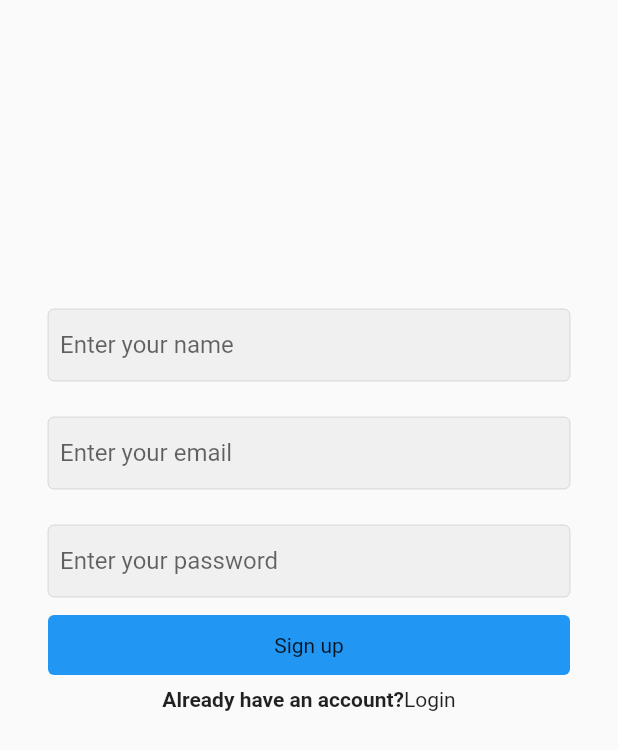
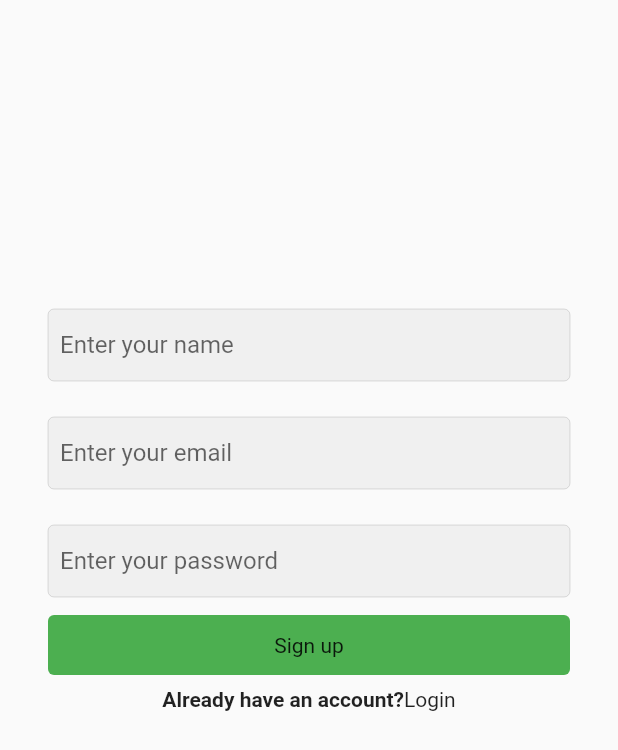
Before and after one commit to rukasuamarike/RecycleHub, a Flutter app: the screen it shows after launch, after a tap on "Sign Up or Login as a User", on a phone screen of 412 x 824 dp. Shown: the top 750 px of the screen. Run offline on Flutter 3.47's test engine with Material 2 defaults, Android fonts, the phone set to English and light mode, and no system bars; our stand-ins replace cloud_firestore, firebase_auth, firebase_core; missing offline and left inert: dart:html; accounts and stored records are empty; statements that could not run were skipped.

Commit message:
stylistic changes

```diff
--- a/lib/main.dart
+++ b/lib/main.dart
@@ -4,6 +4,7 @@ import 'package:flutter/material.dart';
 import 'package:provider/provider.dart';
 import 'package:recyclehub/screens/splash_screen.dart';
 import 'package:firebase_core/firebase_core.dart';
+import 'package:recyclehub/screens/turn_cans.dart';
 import 'firebase_options.dart';
 
 void main() async {
--- a/lib/screens/profile.dart
+++ b/lib/screens/profile.dart
@@ -73,8 +73,8 @@ class _ProfileState extends State<Profile> {
           //need to get the user's name from firebase
           Text(userData!.name,
               style:
-                  const TextStyle(fontSize: 36, fontWeight: FontWeight.bold)),
-          SizedBox(height: MediaQuery.of(context).size.width / 32),
+                  const TextStyle(fontSize: 40, fontWeight: FontWeight.bold)),
+          SizedBox(height: MediaQuery.of(context).size.width / 24),
           Row(
             mainAxisAlignment: MainAxisAlignment.center,
             children: [
--- a/lib/screens/recycler_login_screen.dart
+++ b/lib/screens/recycler_login_screen.dart
@@ -84,7 +84,7 @@ class _RecyclerLoginState extends State<RecyclerLogin> {
                                 shape: RoundedRectangleBorder(
                                     borderRadius:
                                         BorderRadius.all(Radius.circular(4))),
-                                color: Colors.blue),
+                                color: Colors.green),
                             child: const Text('Log in as a Recycling Center')),
                       ),
                       const SizedBox(height: 12),
--- a/lib/screens/splash_screen.dart
+++ b/lib/screens/splash_screen.dart
@@ -31,18 +31,31 @@ class _SplashScreenState extends State<SplashScreen> {
           body: Center(
         child: Column(
           children: [
-            SizedBox(height: MediaQuery.of(context).size.width / 4),
+            SizedBox(height: MediaQuery.of(context).size.height / 4),
 
+            const Text(
+              "ReHub",
+              style: TextStyle(fontSize: 40, fontWeight: FontWeight.bold),
+            ),
+            SizedBox(
+              height: MediaQuery.of(context).size.height / 8,
+            ),
             //button to login as a recycling center
             ElevatedButton(
                 onPressed: () => Navigator.push(context,
                     MaterialPageRoute(builder: (context) => RecyclerLogin())),
+                style: const ButtonStyle(
+                    backgroundColor:
+                        MaterialStatePropertyAll<Color>(Colors.green)),
                 child: const Text("Login as a Recycling Center")),
             const SizedBox(height: 48),
 
             ElevatedButton(
                 onPressed: () => Navigator.push(context,
                     MaterialPageRoute(builder: (context) => UserLoginScreen())),
+                style: const ButtonStyle(
+                    backgroundColor:
+                        MaterialStatePropertyAll<Color>(Colors.green)),
                 child: const Text("Sign Up or Login as a User"))
           ],
         ),
--- a/lib/screens/user_login_screen.dart
+++ b/lib/screens/user_login_screen.dart
@@ -106,7 +106,7 @@ class _UserLoginScreenState extends State<UserLoginScreen> {
                                       shape: RoundedRectangleBorder(
                                           borderRadius: BorderRadius.all(
                                               Radius.circular(4))),
-                                      color: Colors.blue),
+                                      color: Colors.green),
                                   child: _isLoading
                                       ? const Center(
                                           child: CircularProgressIndicator(
@@ -186,7 +186,7 @@ class _UserLoginScreenState extends State<UserLoginScreen> {
                                       shape: RoundedRectangleBorder(
                                           borderRadius: BorderRadius.all(
                                               Radius.circular(4))),
-                                      color: Colors.blue),
+                                      color: Colors.green),
                                   child: _isLoading
                                       ? const Center(
                                           child: CircularProgressIndicator(
--- a/lib/screens/user_signup_screen.dart
+++ b/lib/screens/user_signup_screen.dart
@@ -96,7 +96,7 @@ class _UserSignUpScreenState extends State<UserSignUpScreen> {
                                 shape: RoundedRectangleBorder(
                                     borderRadius:
                                         BorderRadius.all(Radius.circular(4))),
-                                color: Colors.blue),
+                                color: Colors.green),
                             child: _isLoading
                                 ? const Center(
                                     child: CircularProgressIndicator(
```
Also changed, not shown: lib/screens/leaderboard.dart (+7 -6 lines), lib/screens/turn_cans.dart (+8 -8 lines).
